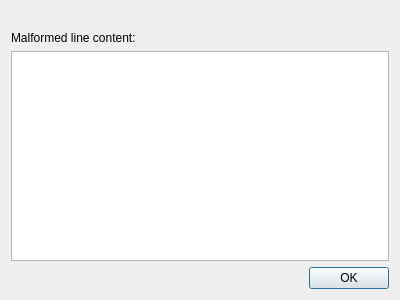
The window that src/plugins/CSVSupport/src/malformedcsvfiledialog.ui (echmet/EDII) describes before a commit, drawn with Qt 5.
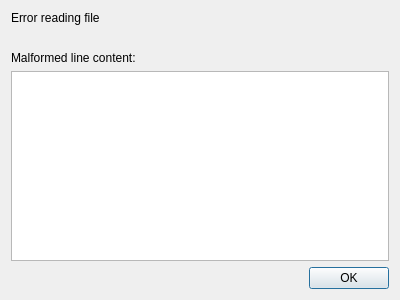
The same window after the commit.

The edit to the form file:
```diff
--- a/src/plugins/CSVSupport/src/malformedcsvfiledialog.ui
+++ b/src/plugins/CSVSupport/src/malformedcsvfiledialog.ui
@@ -14,6 +14,36 @@
    <string>Invalid input data</string>
   </property>
   <layout class="QVBoxLayout" name="verticalLayout">
+   <item>
+    <layout class="QHBoxLayout" name="horizontalLayout_2">
+     <item>
+      <widget class="QLabel" name="ql_fileNameCap">
+       <property name="sizePolicy">
+        <sizepolicy hsizetype="Minimum" vsizetype="Preferred">
+         <horstretch>0</horstretch>
+         <verstretch>0</verstretch>
+        </sizepolicy>
+       </property>
+       <property name="text">
+        <string>Error reading file </string>
+       </property>
+      </widget>
+     </item>
+     <item>
+      <widget class="QLabel" name="ql_fileName">
+       <property name="sizePolicy">
+        <sizepolicy hsizetype="Expanding" vsizetype="Preferred">
+         <horstretch>0</horstretch>
+         <verstretch>0</verstretch>
+        </sizepolicy>
+       </property>
+       <property name="text">
+        <string>&lt;FILENAME_PLACEHOLDER&gt;</string>
+       </property>
+      </widget>
+     </item>
+    </layout>
+   </item>
    <item>
     <widget class="QLabel" name="ql_message">
      <property name="text">
```
